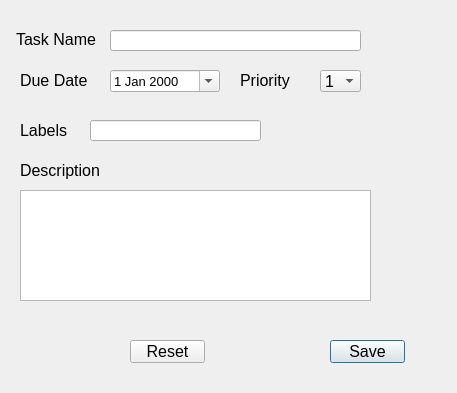
Before: the Qt Designer form add_task.ui in VicMbugua/TaskManagementSystem, drawn with Qt 5.
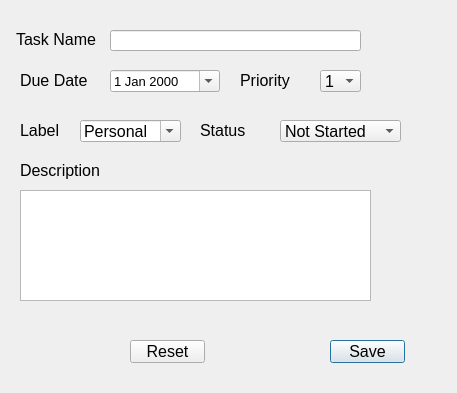
After: the same form once the commit is applied.

Commit message: Added actions to each tasks

```diff
--- a/add_task.ui
+++ b/add_task.ui
@@ -128,22 +128,12 @@
     <rect>
      <x>20</x>
      <y>120</y>
-     <width>81</width>
+     <width>51</width>
      <height>21</height>
     </rect>
    </property>
    <property name="text">
-    <string>Labels</string>
-   </property>
-  </widget>
-  <widget class="QLineEdit" name="labels">
-   <property name="geometry">
-    <rect>
-     <x>90</x>
-     <y>120</y>
-     <width>171</width>
-     <height>21</height>
-    </rect>
+    <string>Label</string>
    </property>
   </widget>
   <widget class="QLabel" name="label_6">
@@ -195,6 +185,67 @@
     <string>Reset</string>
    </property>
   </widget>
+  <widget class="QLabel" name="label_5">
+   <property name="geometry">
+    <rect>
+     <x>200</x>
+     <y>120</y>
+     <width>51</width>
+     <height>21</height>
+    </rect>
+   </property>
+   <property name="text">
+    <string>Status</string>
+   </property>
+  </widget>
+  <widget class="QComboBox" name="status">
+   <property name="geometry">
+    <rect>
+     <x>280</x>
+     <y>120</y>
+     <width>121</width>
+     <height>22</height>
+    </rect>
+   </property>
+   <item>
+    <property name="text">
+     <string>Not Started</string>
+    </property>
+   </item>
+   <item>
+    <property name="text">
+     <string>Started</string>
+    </property>
+   </item>
+  </widget>
+  <widget class="QComboBox" name="label_name">
+   <property name="geometry">
+    <rect>
+     <x>80</x>
+     <y>120</y>
+     <width>101</width>
+     <height>22</height>
+    </rect>
+   </property>
+   <property name="editable">
+    <bool>true</bool>
+   </property>
+   <item>
+    <property name="text">
+     <string>Personal</string>
+    </property>
+   </item>
+   <item>
+    <property name="text">
+     <string>Work</string>
+    </property>
+   </item>
+   <item>
+    <property name="text">
+     <string>School</string>
+    </property>
+   </item>
+  </widget>
  </widget>
  <resources/>
  <connections/>
```
The commit also changes 13 other files.
